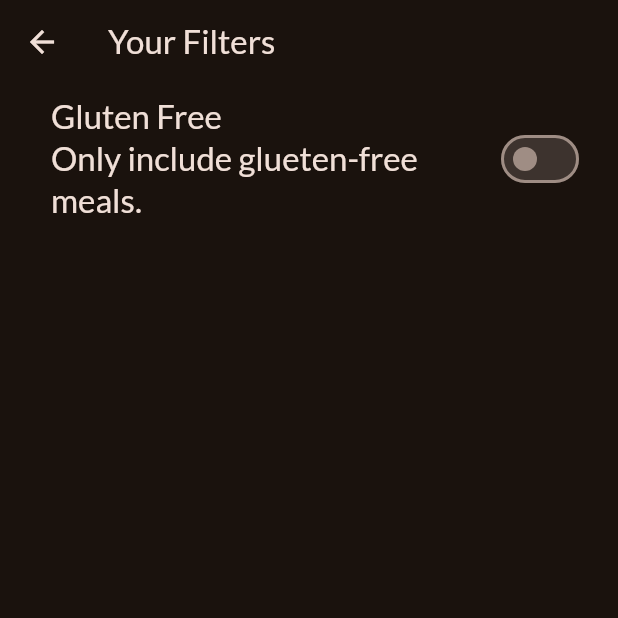
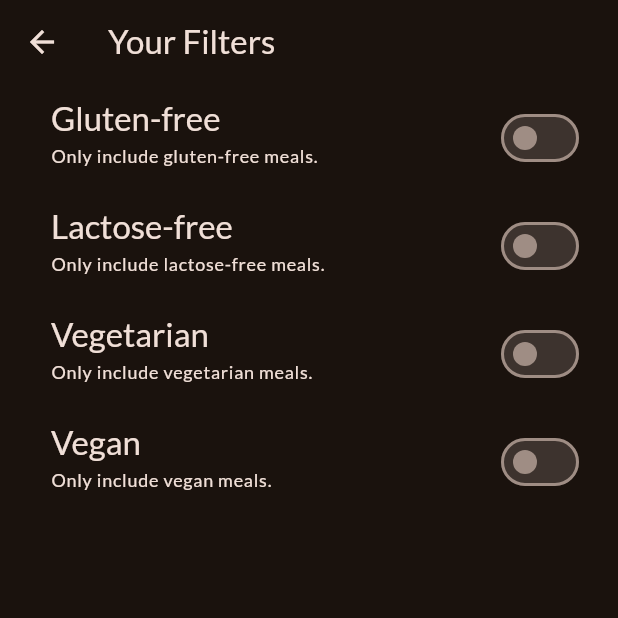
Before and after one commit to EvanSimon/meals, a Flutter app: the FiltersScreen screen opened directly, on a phone screen of 412 x 824 dp, the top half of it. Run offline on Flutter 3.47's test engine with Material 2 defaults, Android fonts, the phone set to English and light mode, and no system bars; our stand-ins replace google_fonts, transparent_image.

Commit message:
Adding more filters

```diff
--- a/lib/screens/filters.dart
+++ b/lib/screens/filters.dart
@@ -1,17 +1,22 @@
 import 'package:flutter/material.dart';
-import 'package:flutter/widgets.dart';
+
+// import 'package:meals/screens/tabs.dart';
+// import 'package:meals/widgets/main_drawer.dart';
 
 class FiltersScreen extends StatefulWidget {
   const FiltersScreen({super.key});
 
   @override
-  State<StatefulWidget> createState() {
+  State<FiltersScreen> createState() {
     return _FiltersScreenState();
   }
 }
 
 class _FiltersScreenState extends State<FiltersScreen> {
   var _glutenFreeFilterSet = false;
+  var _lactoseFreeFilterSet = false;
+  var _vegetarianFilterSet = false;
+  var _veganFilterSet = false;
 
   @override
   Widget build(BuildContext context) {
@@ -19,6 +24,18 @@ class _FiltersScreenState extends State<FiltersScreen> {
       appBar: AppBar(
         title: const Text('Your Filters'),
       ),
+      // drawer: MainDrawer(
+      //   onSelectScreen: (identifier) {
+      //     Navigator.of(context).pop();
+      //     if (identifier == 'meals') {
+      //       Navigator.of(context).pushReplacement(
+      //         MaterialPageRoute(
+      //           builder: (ctx) => const TabsScreen(),
+      //         ),
+      //       );
+      //     }
+      //   },
+      // ),
       body: Column(
         children: [
           SwitchListTile(
@@ -29,21 +46,86 @@ class _FiltersScreenState extends State<FiltersScreen> {
               });
             },
             title: Text(
-              'Gluten Free',
+              'Gluten-free',
               style: Theme.of(context).textTheme.titleLarge!.copyWith(
                     color: Theme.of(context).colorScheme.onBackground,
                   ),
             ),
             subtitle: Text(
-              'Only include glueten-free meals.',
-              style: Theme.of(context)
-                  .textTheme
-                  .titleLarge!
-                  .copyWith(color: Theme.of(context).colorScheme.onBackground),
+              'Only include gluten-free meals.',
+              style: Theme.of(context).textTheme.labelMedium!.copyWith(
+                    color: Theme.of(context).colorScheme.onBackground,
+                  ),
             ),
             activeColor: Theme.of(context).colorScheme.tertiary,
             contentPadding: const EdgeInsets.only(left: 34, right: 22),
-          )
+          ),
+          SwitchListTile(
+            value: _lactoseFreeFilterSet,
+            onChanged: (isChecked) {
+              setState(() {
+                _lactoseFreeFilterSet = isChecked;
+              });
+            },
+            title: Text(
+              'Lactose-free',
+              style: Theme.of(context).textTheme.titleLarge!.copyWith(
+                    color: Theme.of(context).colorScheme.onBackground,
+                  ),
+            ),
+            subtitle: Text(
+              'Only include lactose-free meals.',
+              style: Theme.of(context).textTheme.labelMedium!.copyWith(
+                    color: Theme.of(context).colorScheme.onBackground,
+                  ),
+            ),
+            activeColor: Theme.of(context).colorScheme.tertiary,
+            contentPadding: const EdgeInsets.only(left: 34, right: 22),
+          ),
+          SwitchListTile(
+            value: _vegetarianFilterSet,
+            onChanged: (isChecked) {
+              setState(() {
+                _vegetarianFilterSet = isChecked;
+              });
+            },
+            title: Text(
+              'Vegetarian',
+              style: Theme.of(context).textTheme.titleLarge!.copyWith(
+                    color: Theme.of(context).colorScheme.onBackground,
+                  ),
+            ),
+            subtitle: Text(
+              'Only include vegetarian meals.',
+              style: Theme.of(context).textTheme.labelMedium!.copyWith(
+                    color: Theme.of(context).colorScheme.onBackground,
+                  ),
+            ),
+            activeColor: Theme.of(context).colorScheme.tertiary,
+            contentPadding: const EdgeInsets.only(left: 34, right: 22),
+          ),
+          SwitchListTile(
+            value: _veganFilterSet,
+            onChanged: (isChecked) {
+              setState(() {
+                _veganFilterSet = isChecked;
+              });
+            },
+            title: Text(
+              'Vegan',
+              style: Theme.of(context).textTheme.titleLarge!.copyWith(
+                    color: Theme.of(context).colorScheme.onBackground,
+                  ),
+            ),
+            subtitle: Text(
+              'Only include vegan meals.',
+              style: Theme.of(context).textTheme.labelMedium!.copyWith(
+                    color: Theme.of(context).colorScheme.onBackground,
+                  ),
+            ),
+            activeColor: Theme.of(context).colorScheme.tertiary,
+            contentPadding: const EdgeInsets.only(left: 34, right: 22),
+          ),
         ],
       ),
     );
--- a/lib/screens/tabs.dart
+++ b/lib/screens/tabs.dart
@@ -1,6 +1,7 @@
 import 'package:flutter/material.dart';
 import 'package:meals/models/meal.dart';
 import 'package:meals/screens/categories.dart';
+import 'package:meals/screens/filters.dart';
 import 'package:meals/screens/meals.dart';
 import 'package:meals/widgets/main_drawer.dart';
 
@@ -49,9 +50,13 @@ class _TabsScreenState extends State<TabsScreen> {
   }
 
   void _setScreen(String identifier) {
+    Navigator.of(context).pop();
     if (identifier == 'filters') {
-    } else {
-      Navigator.of(context).pop();
+      Navigator.of(context).push(
+        MaterialPageRoute(
+          builder: (ctx) => const FiltersScreen(),
+        ),
+      );
     }
   }
 
```
